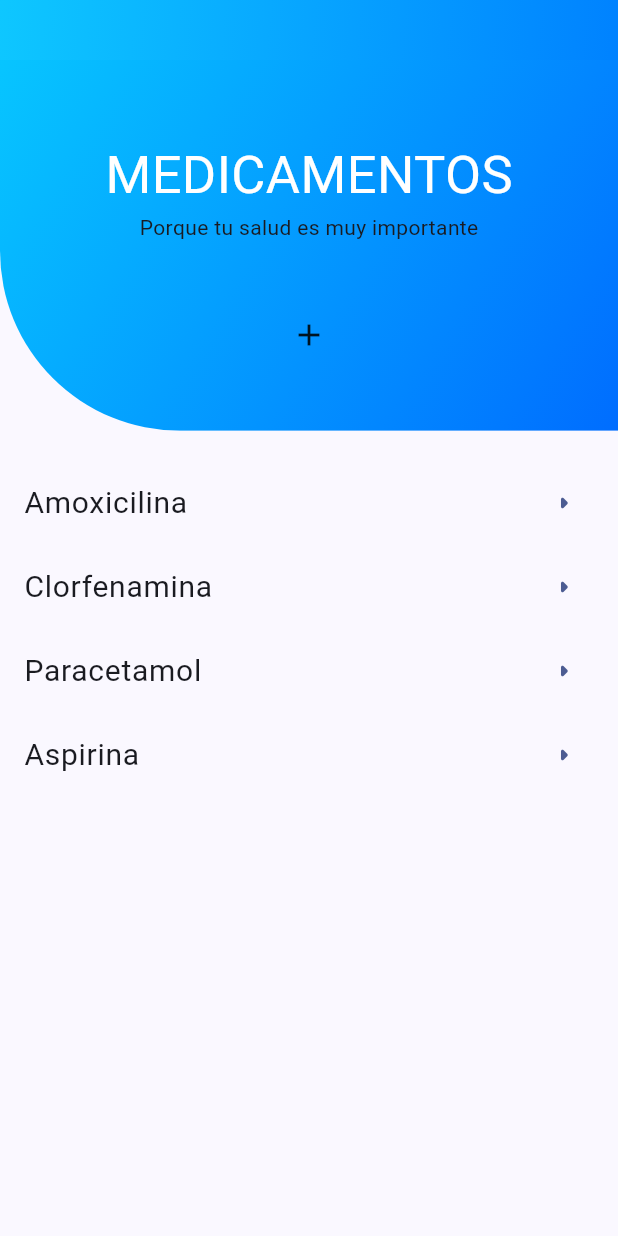
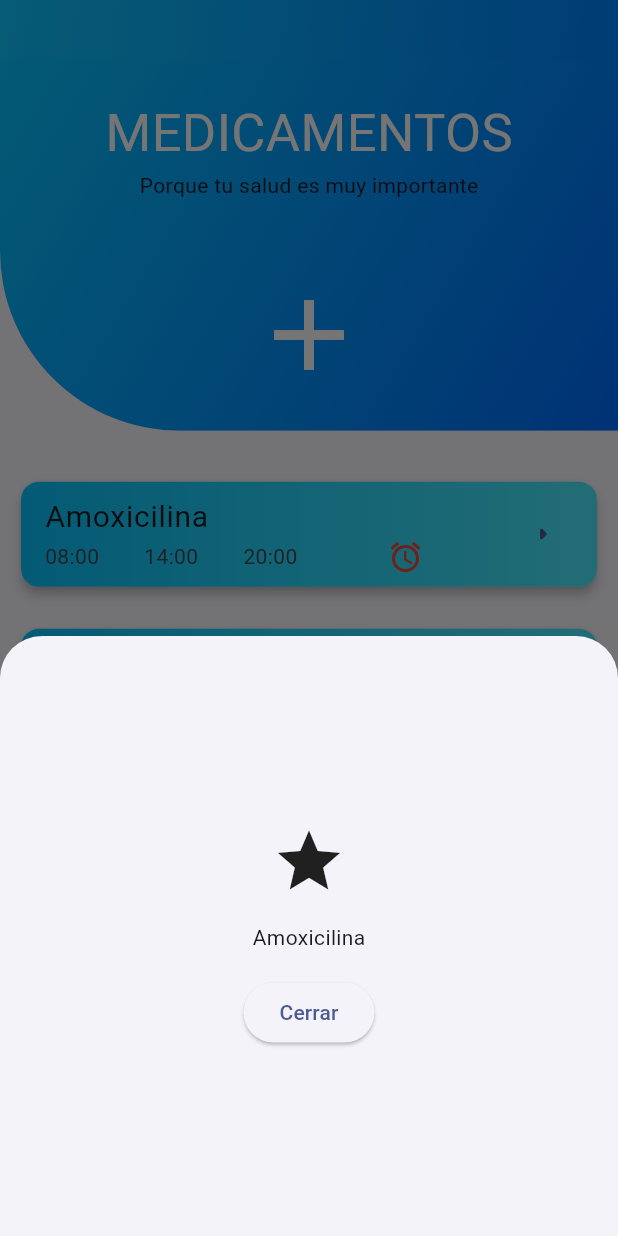
Before and after one commit to HarryOreLara/tesis-app, a Flutter app: the MedicinesScreen screen opened by its route, after a tap on "Amoxicilina", on a phone screen of 412 x 824 dp. Run offline on Flutter 3.47's test engine with Material 2 defaults, Android fonts, the light colour scheme and no system bars; our stand-ins replace animate_do, flutter_riverpod, go_router.

Commit message:
Medicina implementado la primera interfaz, falta la barra de sheetModel

```diff
--- a/lib/config/constants/medicines/medicines_contant.dart
+++ b/lib/config/constants/medicines/medicines_contant.dart
@@ -1,4 +1,5 @@
 class MedicinesConstant {
+  final String idMedicine;
   final String nombre;
   final String? horaInicio;
   final String? horaIntermedio;
@@ -6,6 +7,7 @@ class MedicinesConstant {
   final int cantidadMedicamentos;
 
   const MedicinesConstant({
+    required this.idMedicine,
     required this.nombre,
     required this.horaInicio,
     required this.horaIntermedio,
@@ -20,20 +22,45 @@ const itemsMedicineConstant = <MedicinesConstant>[
       horaInicio: '08:00',
       horaIntermedio: '14:00',
       horaFin: '20:00',
-      cantidadMedicamentos: 2),
+      cantidadMedicamentos: 2,
+      idMedicine: '1'),
   MedicinesConstant(
+      nombre: 'Amoxicilina',
+      horaInicio: '08:00',
+      horaIntermedio: '14:00',
+      horaFin: '20:00',
+      cantidadMedicamentos: 2,
+      idMedicine: '2'),
+  MedicinesConstant(
+      idMedicine: '3',
       nombre: 'Clorfenamina',
       horaInicio: '08:00',
       horaIntermedio: '14:00',
       horaFin: '20:00',
       cantidadMedicamentos: 2),
   MedicinesConstant(
+      idMedicine: '4',
       nombre: 'Paracetamol',
       horaInicio: '08:00',
       horaIntermedio: '14:00',
       horaFin: '20:00',
       cantidadMedicamentos: 2),
   MedicinesConstant(
+      idMedicine: '5',
+      nombre: 'Aspirina',
+      horaInicio: '08:00',
+      horaIntermedio: '14:00',
+      horaFin: '20:00',
+      cantidadMedicamentos: 2),
+  MedicinesConstant(
+      idMedicine: '6',
+      nombre: 'Aspirina',
+      horaInicio: '08:00',
+      horaIntermedio: '',
+      horaFin: '20:00',
+      cantidadMedicamentos: 2),
+  MedicinesConstant(
+      idMedicine: '7',
       nombre: 'Aspirina',
       horaInicio: '08:00',
       horaIntermedio: '14:00',
--- a/lib/config/router/app_router.dart
+++ b/lib/config/router/app_router.dart
@@ -1,7 +1,10 @@
+import 'package:flutter/material.dart';
 import 'package:go_router/go_router.dart';
 import 'package:tesis_app/presentation/screens/screens.dart';
 
-final appRouter = GoRouter(initialLocation: '/', routes: [
+final appRouter = GoRouter(initialLocation: '/',
+navigatorKey: GlobalKey<NavigatorState>(),
+routes: [
   GoRoute(
     path: '/',
     name: HomeScreen.name,
@@ -56,7 +59,18 @@ final appRouter = GoRouter(initialLocation: '/', routes: [
       path: '/medicines',
       name: MedicinesScreen.name,
       builder: (context, state) => const MedicinesScreen(),
+      routes: [
+        GoRoute(
+          path: 'one-medicine/:id',
+          name: OneMedicineScreen.name,
+          builder: (context, state) {
+            final medicineId = state.pathParameters['id'] ?? 'no-id';
+            return OneMedicineScreen(
+              idMedicine: medicineId,
+            );
+          },
         ),
+      ]),
   GoRoute(
     path: '/message',
     name: MessageScreen.name,
--- a/lib/presentation/screens/medicines/medicines_screen.dart
+++ b/lib/presentation/screens/medicines/medicines_screen.dart
@@ -1,6 +1,7 @@
 import 'package:flutter/material.dart';
 import 'package:animate_do/animate_do.dart';
 import 'package:tesis_app/config/constants/medicines/medicines_contant.dart';
+import 'package:tesis_app/presentation/widgets/widgets.dart';
 
 class MedicinesScreen extends StatelessWidget {
   static const String name = 'medicines_screen';
@@ -14,7 +15,19 @@ class MedicinesScreen extends StatelessWidget {
         appBar: PreferredSize(
           preferredSize: const Size.fromHeight(40.0),
           child: AppBar(
-            flexibleSpace: Container(
+            flexibleSpace: const _CustomAppbar(),
+          ),
+        ),
+        body: _CardTittleMedicamentos(size: size));
+  }
+}
+
+class _CustomAppbar extends StatelessWidget {
+  const _CustomAppbar();
+
+  @override
+  Widget build(BuildContext context) {
+    return Container(
       decoration: const BoxDecoration(
         gradient: LinearGradient(
           colors: [
@@ -25,12 +38,23 @@ class MedicinesScreen extends StatelessWidget {
           end: Alignment.bottomRight,
         ),
       ),
-            ),
-          ),
-        ),
-        body: Column(
+    );
+  }
+}
+
+class _CardTittleMedicamentos extends StatelessWidget {
+  const _CardTittleMedicamentos({
+
+    required this.size,
+  });
+
+  final Size size;
+
+  @override
+  Widget build(BuildContext context) {
+    return Column(
       children: [
-            FadeIn(
+        FadeInDown(
           child: ClipRRect(
             borderRadius:
                 const BorderRadius.only(bottomLeft: Radius.circular(120)),
@@ -59,7 +83,11 @@ class MedicinesScreen extends StatelessWidget {
                       height: 50,
                     ),
                     Center(
-                          child: Icon(Icons.add),
+                      child: Icon(
+                        Icons.add,
+                        size: 80,
+                        color: Colors.white,
+                      ),
                     ),
                   ],
                 ),
@@ -75,7 +103,7 @@ class MedicinesScreen extends StatelessWidget {
           child: const _ListMedicines(),
         )
       ],
-        ));
+    );
   }
 }
 
@@ -91,40 +119,92 @@ class _ListMedicines extends StatelessWidget {
       itemCount: itemsMedicineConstant.length,
       itemBuilder: (context, index) {
         final itemMedicine = itemsMedicineConstant[index];
-        return ListTile(
-          title: Text(
-            itemMedicine.nombre,
-            style: const TextStyle(fontSize: 20),
-          ),
-          trailing: Icon(
-            Icons.arrow_right_rounded,
-            color: colors.primary,
-          ),
-          onTap: () {
-            print(itemMedicine.nombre);
-          },
+
+        return FadeInRight(
+          child: _ListCustomItemsMedicine(
+              itemMedicine: itemMedicine, colors: colors),
         );
       },
     );
   }
 }
 
-// class _ItemOfListMedicines extends StatelessWidget {
-//   final MedicinesConstant medicinesConstant;
+class _ListCustomItemsMedicine extends StatelessWidget {
+  const _ListCustomItemsMedicine({
+    required this.itemMedicine,
+    required this.colors,
+  });
 
-//   const _ItemOfListMedicines({required this.medicinesConstant});
+  final MedicinesConstant itemMedicine;
+  final ColorScheme colors;
+  @override
+  Widget build(BuildContext context) {
+    final size = MediaQuery.of(context).size;
+    return Center(
+      child: Padding(
+        padding: const EdgeInsets.all(10.0),
+        child: Card(
+          elevation: 3,
+          shape:
+              RoundedRectangleBorder(borderRadius: BorderRadius.circular(12.0)),
+          child: Container(
+            decoration: BoxDecoration(
+                borderRadius: BorderRadius.circular(12.0),
+                gradient: const LinearGradient(colors: [
+                  Color.fromARGB(255, 7, 197, 255),
+                  Color.fromARGB(235, 60, 236, 255)
+                ])),
+            alignment: Alignment.center,
+            height: 70,
+            child: ListTile(
+              title: Text(
+                itemMedicine.nombre,
+                style: const TextStyle(fontSize: 20),
+              ),
+              subtitle: SizedBox(
+                width: 80,
+                child: Row(
+                  children: [
+                    Text(
+                      itemMedicine.horaInicio.toString(),
+                    ),
+                    const SizedBox(
+                      width: 30,
+                    ),
+                    Text(itemMedicine.horaIntermedio.toString()),
+                    const SizedBox(
+                      width: 30,
+                    ),
+                    Text(itemMedicine.horaFin.toString()),
+                    const SizedBox(
+                      width: 60,
+                    ),
+                    const Icon(
+                      Icons.alarm,
+                      color: Colors.red,
+                    )
+                  ],
+                ),
+              ),
+              //child: Text(itemMedicine.cantidadMedicamentos.toString())),
+              trailing: Icon(
+                Icons.arrow_right_rounded,
+                color: colors.primary,
+              ),
 
-//   @override
-//   Widget build(BuildContext context) {
-//     // final colors = Theme.of(context).colorScheme;
-
-//     return ListTile(
-//       title: Text(
-//         medicinesConstant.nombre
-//       ),
-//       onTap: () {
-//         print(medicinesConstant.nombre);
-//       },
-//     );
-//   }
-// }
+              onTap: () {
+                showModalBottomSheet(
+                  context: context,
+                  builder: (context) {
+                    return ModalMedicineDetail(
+                        size: size, itemMedicine: itemMedicine);
+                  },
+                );
+              },
+            ),
+          ),
+        ),
+      ),
+    );
+  }
+}
--- /dev/null
+++ b/lib/presentation/screens/medicines/one_medicine_screen.dart
@@ -0,0 +1,21 @@
+import 'package:flutter/material.dart';
+
+class OneMedicineScreen extends StatelessWidget {
+  static const String name = 'OneMedicine_Screen';
+  final String idMedicine;
+
+  const OneMedicineScreen({super.key, required this.idMedicine});
+
+  @override
+  Widget build(BuildContext context) {
+    return Scaffold(
+      appBar: AppBar(
+        title: const Text('Medicina'),
+        centerTitle: true,
+      ),
+      body: Center(
+        child: Text(idMedicine),
+      ),
+    );
+  }
+}
--- a/lib/presentation/screens/screens.dart
+++ b/lib/presentation/screens/screens.dart
@@ -1,3 +1,5 @@
+export 'package:tesis_app/presentation/screens/medicines/one_medicine_screen.dart';
+
 export 'package:tesis_app/presentation/screens/medicines/new_medicine_screen.dart';
 
 export 'package:tesis_app/presentation/screens/entertainment/etertaiment_home_screen.dart';
--- a/lib/presentation/widgets/home/card_first.dart
+++ b/lib/presentation/widgets/home/card_first.dart
@@ -28,8 +28,7 @@ class CardFirst extends StatelessWidget {
                   padding: EdgeInsets.all(16.0),
                   child: CircleAvatar(
                     radius: 50.0,
-                    backgroundImage: NetworkImage(
-                        'https://images.genial.ly/5e6aa17fecdda90fc9f1bac2/b96c74ba-a2dc-4794-87c2-3c4c03b930e4.png'),
+                    backgroundImage: AssetImage('assets/images/perfil.webp'),
                   ),
                 ),
               ),
--- a/lib/presentation/widgets/home/cards_second.dart
+++ b/lib/presentation/widgets/home/cards_second.dart
@@ -4,6 +4,7 @@ import 'package:go_router/go_router.dart';
 class CardsSecond extends StatelessWidget {
   final String nombreCard;
   final String ruta;
+
   const CardsSecond({
     super.key,
     required this.nombreCard,
@@ -25,7 +26,7 @@ class CardsSecond extends StatelessWidget {
               padding: EdgeInsets.all(16.0),
               child: CircleAvatar(
                 radius: 50.0,
-                backgroundImage: NetworkImage(''),
+                //TODO: Implementar imagen de cada card
               ),
             ),
           ),
--- /dev/null
+++ b/lib/presentation/widgets/medicine/modal_medicine_detail.dart
@@ -0,0 +1,41 @@
+import 'package:flutter/material.dart';
+import 'package:tesis_app/config/constants/medicines/medicines_contant.dart';
+
+class ModalMedicineDetail extends StatelessWidget {
+  const ModalMedicineDetail({super.key,
+    required this.size,
+    required this.itemMedicine,
+  });
+
+  final Size size;
+  final MedicinesConstant itemMedicine;
+
+  @override
+  Widget build(BuildContext context) {
+    return SizedBox(
+      height: 400,
+      width: size.width * 1,
+      child: Column(
+        mainAxisAlignment: MainAxisAlignment.center,
+        children: [
+          const Icon(
+            Icons.star,
+            size: 50,
+          ),
+          const SizedBox(
+            height: 16.0,
+          ),
+          Text(itemMedicine.nombre),
+          const SizedBox(
+            height: 16,
+          ),
+          ElevatedButton(
+              onPressed: () {
+                Navigator.pop(context);
+              },
+              child: const Text('Cerrar'))
+        ],
+      ),
+    );
+  }
+}
--- a/lib/presentation/widgets/widgets.dart
+++ b/lib/presentation/widgets/widgets.dart
@@ -1,3 +1,5 @@
+export 'package:tesis_app/presentation/widgets/medicine/modal_medicine_detail.dart';
+
 export 'package:tesis_app/presentation/widgets/home/cards_second.dart';
 
 export 'package:tesis_app/presentation/widgets/home/card_first.dart';
```
Also changed, not shown: pubspec.yaml (+1 -27 lines), assets/Images/assistant.jpg (added), assets/Images/entertainment.jpg (added), assets/Images/forum.jpg (added), assets/Images/medicines.jpg (added), assets/Images/message.jpg (added), assets/Images/perfil.webp (added), assets/images/avatar.svg (deleted). Lines whose indentation alone changed are shown as unchanged.
